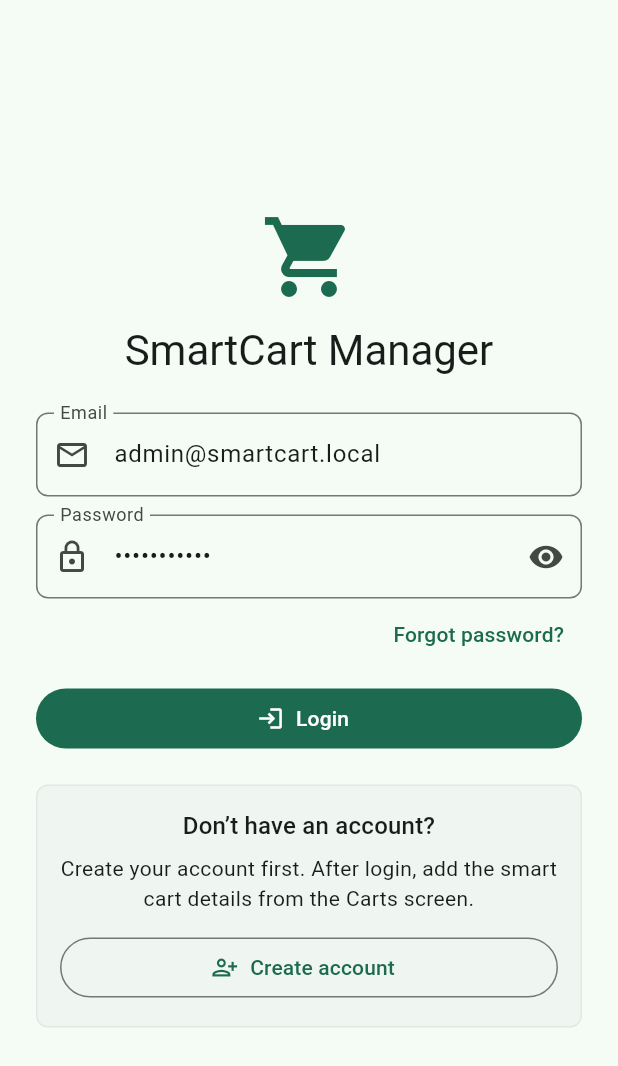
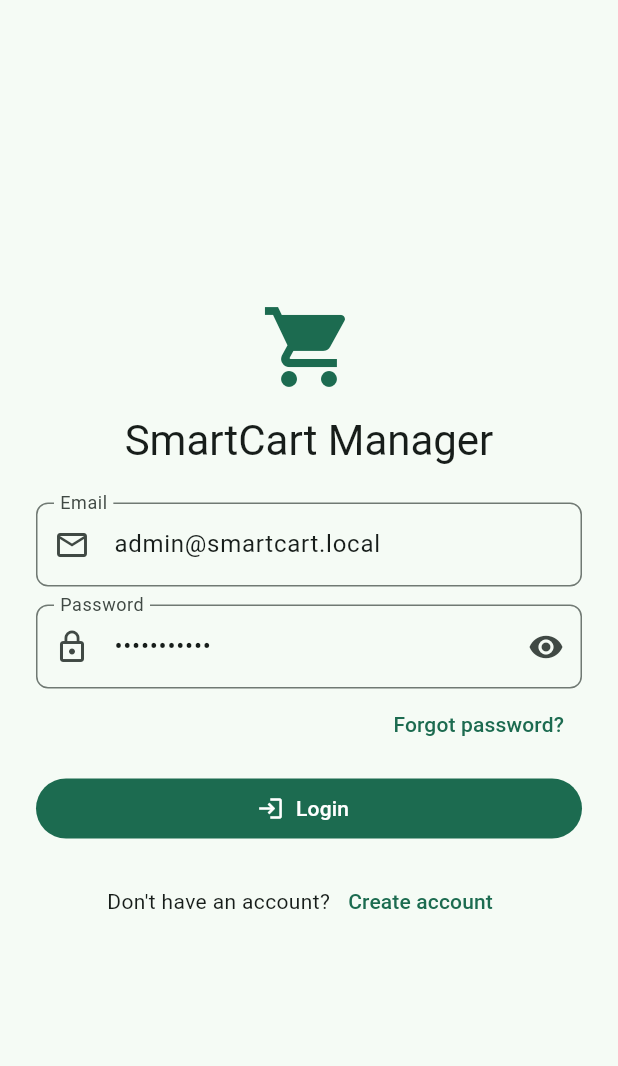
Before and after one commit to Ommymax/smartcart, a Flutter app: the screen it shows after launch, on a phone screen of 412 x 824 dp. Shown: the top 1066 px of the screen. Run offline on Flutter 3.47's test engine with Material 3 defaults, Android fonts, the phone set to English and light mode, and no system bars; our stand-ins replace fl_chart, google_maps_flutter, shared_preferences, socket_io_client; accounts and stored records are empty.

Commit message:
Clean up login account prompt

```diff
--- a/mobile-app/lib/features/auth/login_screen.dart
+++ b/mobile-app/lib/features/auth/login_screen.dart
@@ -67,36 +67,20 @@ class _LoginScreenState extends State<LoginScreen> {
                   icon: auth.loading ? const SizedBox(width: 18, height: 18, child: CircularProgressIndicator(strokeWidth: 2)) : const Icon(Icons.login),
                   label: const Text('Login'),
                 ),
-                const SizedBox(height: 20),
-                Card(
-                  child: Padding(
-                    padding: const EdgeInsets.all(16),
-                    child: Column(
-                      crossAxisAlignment: CrossAxisAlignment.stretch,
+                const SizedBox(height: 14),
+                Row(
+                  mainAxisAlignment: MainAxisAlignment.center,
                   children: [
-                        Text(
-                          'Don’t have an account?',
-                          style: Theme.of(context).textTheme.titleMedium,
-                          textAlign: TextAlign.center,
-                        ),
-                        const SizedBox(height: 6),
-                        const Text(
-                          'Create your account first. After login, add the smart cart details from the Carts screen.',
-                          textAlign: TextAlign.center,
-                        ),
-                        const SizedBox(height: 12),
-                        OutlinedButton.icon(
+                    const Text("Don't have an account?"),
+                    TextButton(
                       onPressed: auth.loading
                           ? null
                           : () => Navigator.of(context).push(
                                 MaterialPageRoute(builder: (_) => const RegisterSmartCartScreen()),
                               ),
-                          icon: const Icon(Icons.person_add_alt),
-                          label: const Text('Create account'),
+                      child: const Text('Create account'),
                     ),
                   ],
-                    ),
-                  ),
                 ),
               ],
             ),
```
Lines whose indentation alone changed are shown as unchanged.
